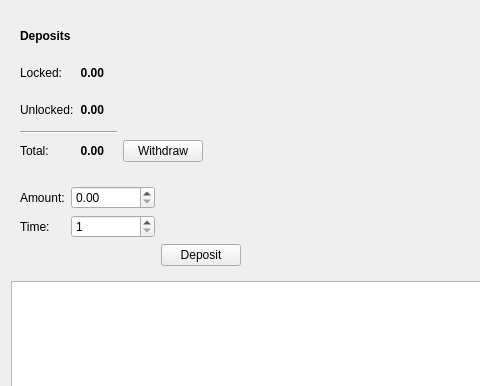
First picture: the form in src/gui/ui/depositsframe.ui, repository Vetro7/RoyaltiesGUI, before the edit; both pictures show x 0 to 480 and y 0 to 386 of the 798 by 557 pixel window.
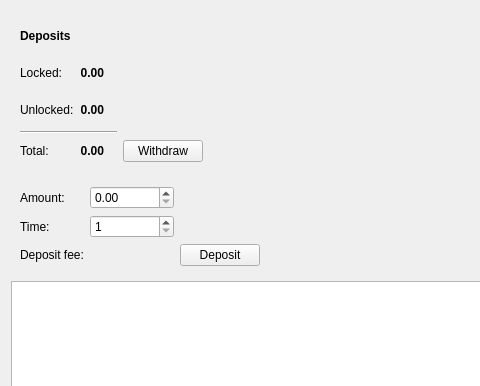
Second picture: the form after the edit.

The edit to the form file:
```diff
--- a/src/gui/ui/depositsframe.ui
+++ b/src/gui/ui/depositsframe.ui
@@ -248,6 +248,20 @@
         </property>
        </widget>
       </item>
+      <item row="2" column="0">
+       <widget class="QLabel" name="m_feeTextLabel">
+        <property name="text">
+         <string>Deposit fee:</string>
+        </property>
+       </widget>
+      </item>
+      <item row="2" column="1">
+       <widget class="QLabel" name="m_feeLabel">
+        <property name="text">
+         <string/>
+        </property>
+       </widget>
+      </item>
      </layout>
     </widget>
    </item>
```
